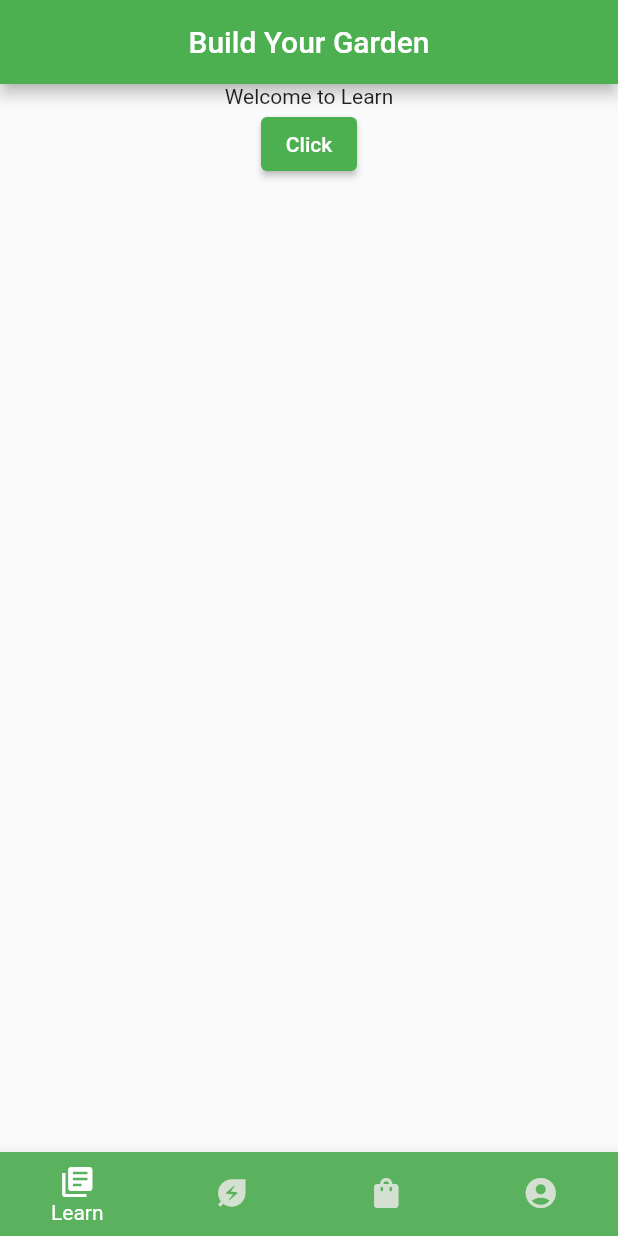
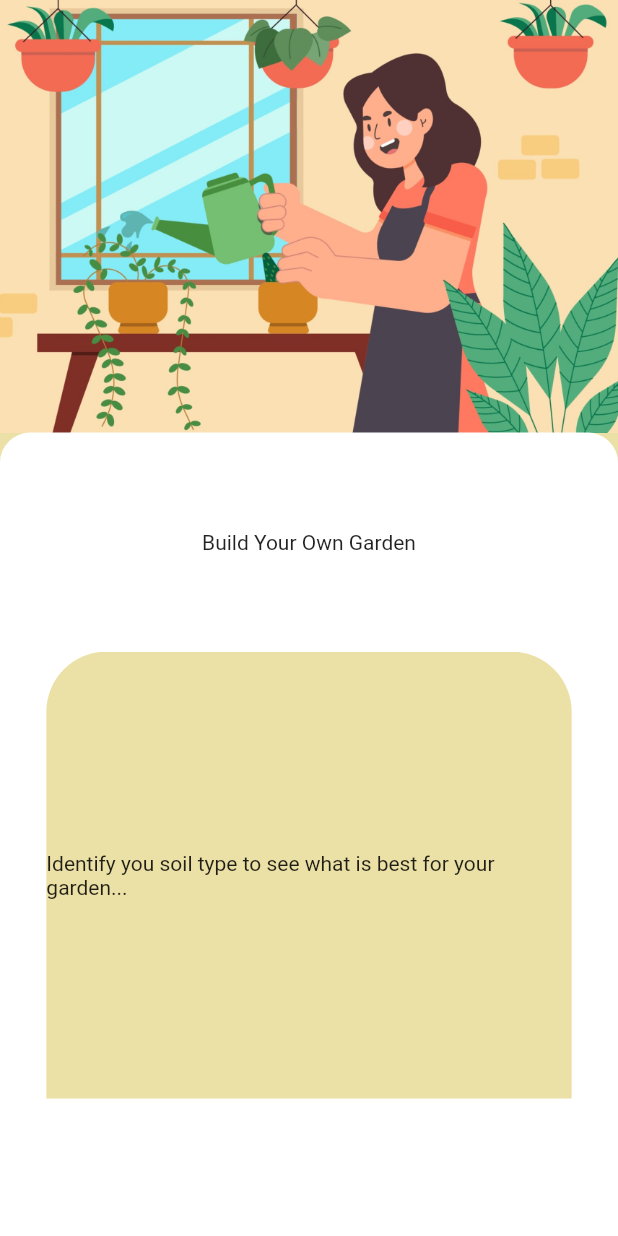
Before and after one commit to GardenMate/ibm-garden, a Flutter app: the screen it shows after launch, on a phone screen of 412 x 824 dp. Run offline on Flutter 3.47's test engine with Material 2 defaults, Android fonts, the light colour scheme and no system bars.

Commit message:
created welcome page with basic ui

```diff
--- a/build_my_garden/lib/main.dart
+++ b/build_my_garden/lib/main.dart
@@ -1,5 +1,6 @@
 // ignore_for_file: prefer_const_constructors
 
+import 'package:build_my_garden/pages/welcome_page.dart';
 import 'package:flutter/material.dart';
 import 'package:http/http.dart' as http;
 
@@ -28,18 +29,10 @@
     return MaterialApp(
         title: 'Build Your Garden', //The title of the Flutter App
         theme: ThemeData(
+          scaffoldBackgroundColor: Color.fromARGB(255, 235, 224, 165),
           primarySwatch: Colors.green,
         ), //ThemeData
-        home: Scaffold(
-          appBar: AppBar(
-              centerTitle: true,
-              title: const Text('Build Your Garden')), //AppBar
-          body: screens[currentIndex],
-          bottomNavigationBar: BottomNav(
-            currentIndex: currentIndex,
-            onPress: (int index) => setState(() => currentIndex = index),
-          ),
-        )); //Column //Center //Scaffold //MaterialApp
+        home: WelcomePage()); //Column //Center //Scaffold //MaterialApp
   }
 }
 
--- /dev/null
+++ b/build_my_garden/lib/pages/welcome_page.dart
@@ -0,0 +1,66 @@
+import 'package:flutter/material.dart';
+
+import '../sizes_helpers.dart';
+
+class WelcomePage extends StatefulWidget {
+  const WelcomePage({Key? key}) : super(key: key);
+
+  @override
+  State<WelcomePage> createState() => _WelcomePageState();
+}
+
+class _WelcomePageState extends State<WelcomePage> {
+  @override
+  Widget build(BuildContext context) {
+    return Scaffold(
+        body: Container(
+            child: Column(
+      children: [
+        Container(
+          height: displayHeight(context) * 0.35,
+          decoration: const BoxDecoration(
+            image: DecorationImage(
+                image: AssetImage("img/front_page.png"), fit: BoxFit.cover),
+          ),
+        ),
+        Container(
+            height: displayHeight(context) * 0.65,
+            decoration: const BoxDecoration(
+              color: Colors.white,
+              borderRadius: BorderRadius.only(
+                  topRight: Radius.circular(20.0),
+                  topLeft: Radius.circular(20.0)),
+            ),
+            child: Column(
+              children: [
+                Container(
+                  height: 146,
+                  child: Center(child: Text("Build Your Own Garden")),
+                ),
+                Container(
+                    width: displayWidth(context) * 0.85,
+                    height: 298,
+                    child: PageView.builder(
+                        scrollDirection: Axis.horizontal,
+                        itemCount: 3,
+                        itemBuilder: (context, index) {
+                          return Container(
+                            decoration: const BoxDecoration(
+                              color: Color.fromARGB(255, 235, 224, 165),
+                              borderRadius: BorderRadius.only(
+                                  topRight: Radius.circular(40.0),
+                                  topLeft: Radius.circular(40.0)),
+                            ),
+                            height: displayHeight(context) * 0.65,
+                            child: const Center(
+                              child: Text(
+                                  "Identify you soil type to see what is best for your garden... "),
+                            ),
+                          );
+                        }))
+              ],
+            )),
+      ],
+    )));
+  }
+}
--- /dev/null
+++ b/build_my_garden/lib/sizes_helpers.dart
@@ -0,0 +1,16 @@
+import 'package:flutter/material.dart';
+
+Size displaySize(BuildContext context) {
+  debugPrint('Size = ${MediaQuery.of(context).size}');
+  return MediaQuery.of(context).size;
+}
+
+double displayHeight(BuildContext context) {
+  debugPrint('Height = ${displaySize(context).height}');
+  return displaySize(context).height;
+}
+
+double displayWidth(BuildContext context) {
+  debugPrint('Width = ${displaySize(context).width}');
+  return displaySize(context).width;
+}
--- a/build_my_garden/pubspec.yaml
+++ b/build_my_garden/pubspec.yaml
@@ -59,9 +59,8 @@ flutter:
   uses-material-design: true
 
   # To add assets to your application, add an assets section, like this:
-  # assets:
-  #   - images/a_dot_burr.jpeg
-  #   - images/a_dot_ham.jpeg
+  assets:
+    - img/front_page.png
 
   # An image asset can refer to one or more resolution-specific "variants", see
   # https://flutter.dev/assets-and-images/#resolution-aware
```
Also changed, not shown: build_my_garden/img/front_page.png (added).
